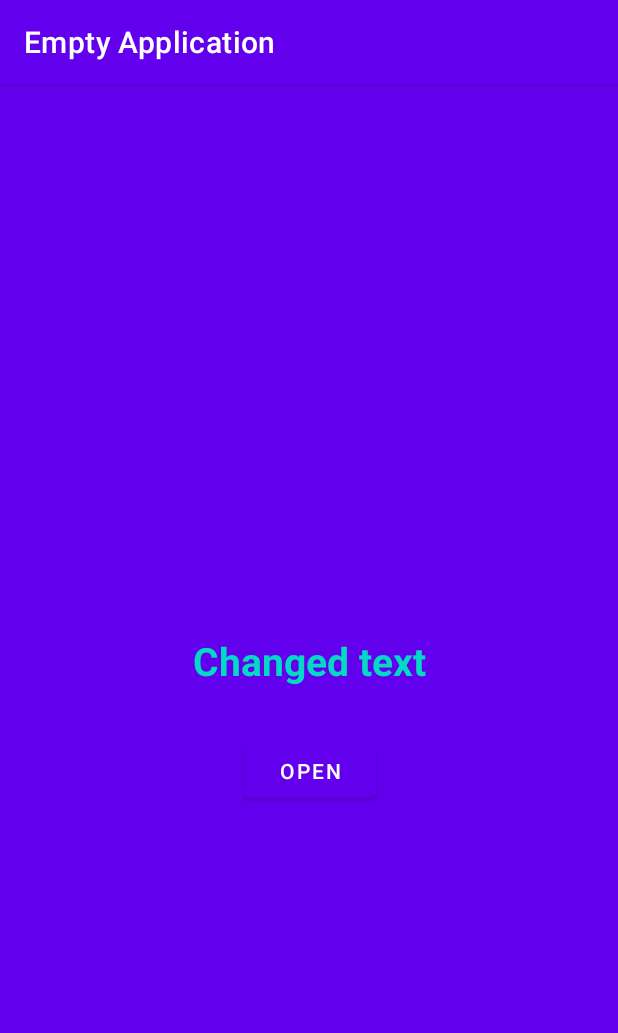
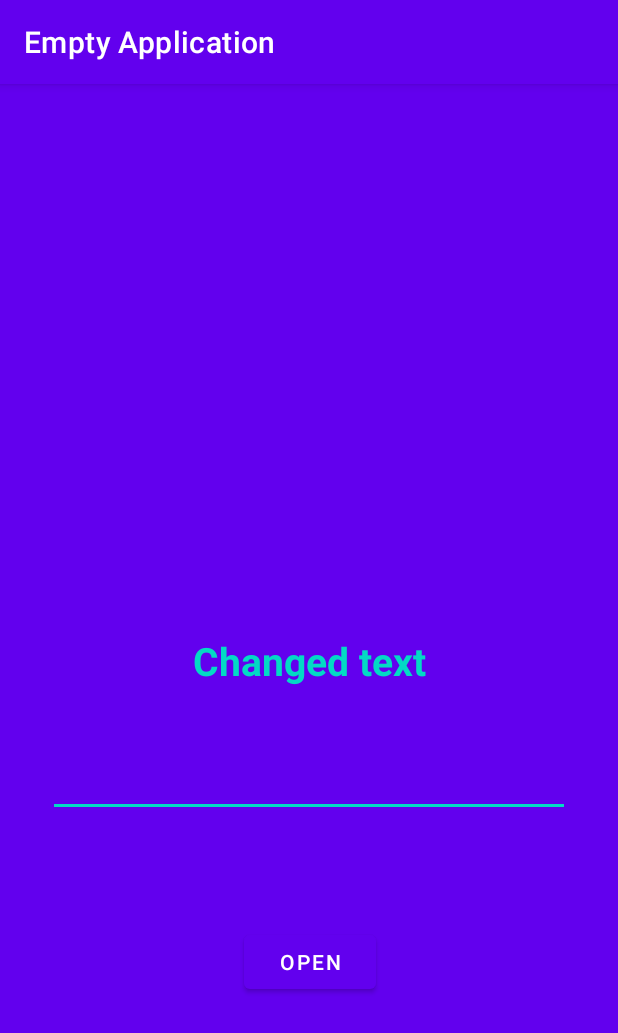
Before and after one commit to froggyman6000/EmptyApplication, an Android app: the screen it shows after launch (MainActivity), on a phone screen of 412 x 824 dp. Shown: the top 1033 px of the screen. Run offline under Robolectric (Android 15) with nearby library versions, the phone set to English and light mode, and no system bars.

Commit message:
Add EditView to activity_main.xml MainActivity.kt

```diff
--- a/app/src/main/java/lt/justinas/emptyapplication/MainActivity.kt
+++ b/app/src/main/java/lt/justinas/emptyapplication/MainActivity.kt
@@ -5,6 +5,7 @@ import androidx.appcompat.app.AppCompatActivity
 import android.os.Bundle
 import android.util.Log
 import android.widget.Button
+import android.widget.EditText
 import android.widget.TextView
 import androidx.core.view.isVisible
 import androidx.lifecycle.lifecycleScope
@@ -20,6 +21,7 @@ class MainActivity : AppCompatActivity() {
         val TAG = "myMessages"
         val myTextView: TextView = findViewById(R.id.myTextView)
         val openButton: Button = findViewById(R.id.buttonOpen)
+        val mainEditText: EditText = findViewById(R.id.mainEditText)
         Log.i(TAG, "onCreate: ${myTextView.text}")
         openButton.isVisible = false // instead of this we can use openButton.visibility = View.INVISIBLE
 
--- a/app/src/main/res/layout/activity_main.xml
+++ b/app/src/main/res/layout/activity_main.xml
@@ -20,12 +20,23 @@
         app:layout_constraintStart_toStartOf="parent"
         app:layout_constraintTop_toTopOf="parent" />
 
+    <EditText
+        android:id="@+id/mainEditText"
+        android:layout_width="match_parent"
+        android:layout_height="wrap_content"
+        app:layout_constraintBottom_toTopOf="@+id/buttonOpen"
+        app:layout_constraintTop_toBottomOf="@+id/myTextView"
+        android:tooltipText="Enter text here"
+        android:layout_marginStart="32dp"
+        android:layout_marginEnd="32dp"
+        android:layout_marginTop="-32dp" />
+
     <com.google.android.material.button.MaterialButton
         android:id="@+id/buttonOpen"
         android:layout_width="wrap_content"
         android:layout_height="wrap_content"
-        android:layout_marginTop="32dp"
         android:text="@string/MainActivity_buttonOpen"
+        app:layout_constraintBottom_toBottomOf="parent"
         app:layout_constraintEnd_toEndOf="@+id/myTextView"
         app:layout_constraintStart_toStartOf="@+id/myTextView"
         app:layout_constraintTop_toBottomOf="@+id/myTextView" />
```
